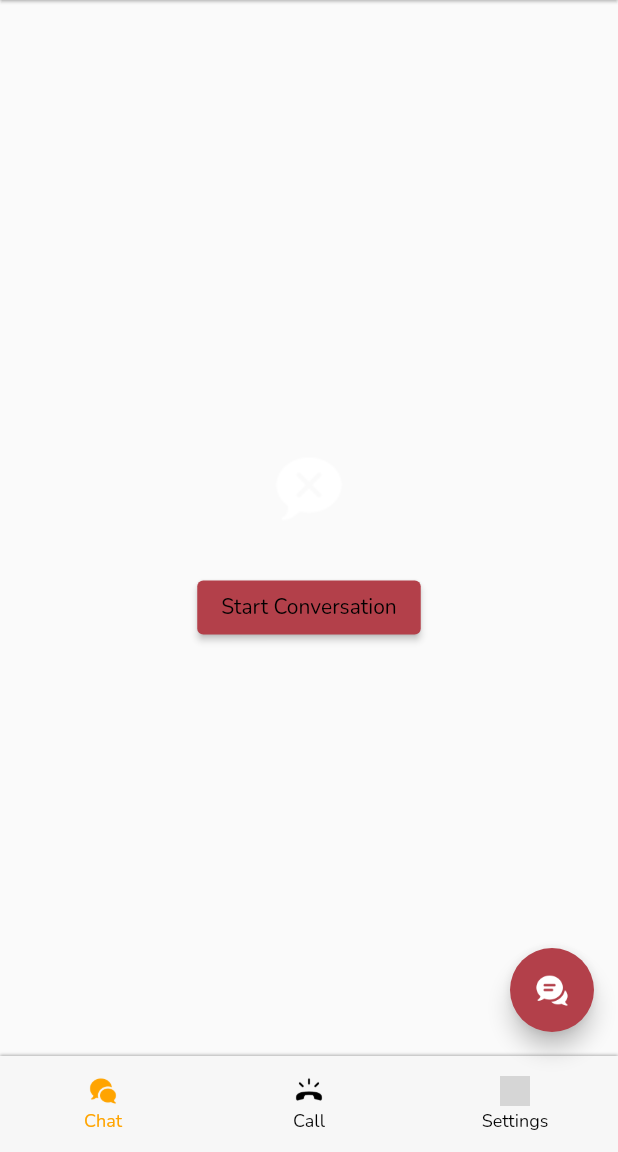
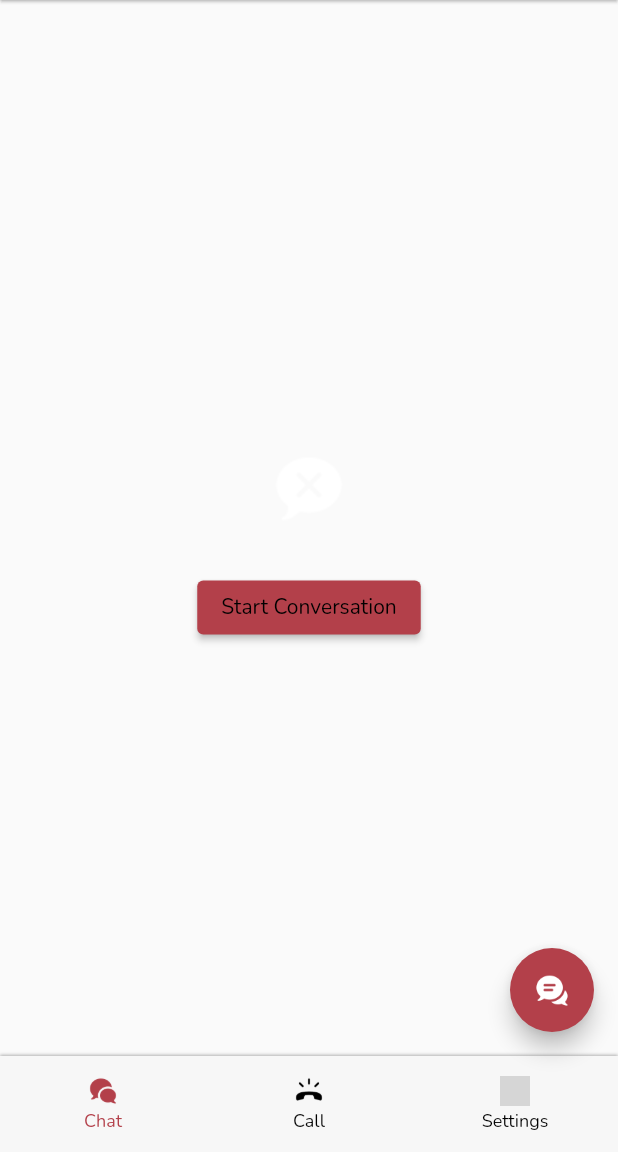
Before and after one commit to zuludin04/nyarios, a Flutter app: the HomeScreen screen opened by its route, on a phone screen of 412 x 824 dp, the part 84-1236 px from its top. Run offline on Flutter 3.47's test engine with Material 2 defaults, Android fonts, the phone set to English and light mode, and no system bars; our stand-ins replace cloud_firestore, dio, file_picker, firebase_auth, firebase_core, firebase_storage and 14 more; missing offline and left inert: agora_rtc_engine, barcode_scan2, clipboard; accounts and stored records are empty; network calls fail; grey boxes are pictures that could not be loaded.

Commit message:
fixing bug icon color when change mode

```diff
--- a/lib/core/widgets/bottom_navigation.dart
+++ b/lib/core/widgets/bottom_navigation.dart
@@ -73,7 +73,7 @@ class _BottomNavItem extends StatelessWidget {
           width: 20,
           height: 20,
           color: selected
-              ? const Color(0xffffa400)
+              ? const Color(0xffb3404a)
               : Theme.of(context).iconTheme.color,
         ),
         const SizedBox(height: 2),
@@ -83,7 +83,7 @@ class _BottomNavItem extends StatelessWidget {
             fontSize: 12,
             fontWeight: FontWeight.w500,
             color: selected
-                ? const Color(0xffffa400)
+                ? const Color(0xffb3404a)
                 : Theme.of(context).iconTheme.color,
           ),
         ),
```
Also changed, not shown: lib/ui/home/nav/settings_navigation.dart (+7 -7 lines).
